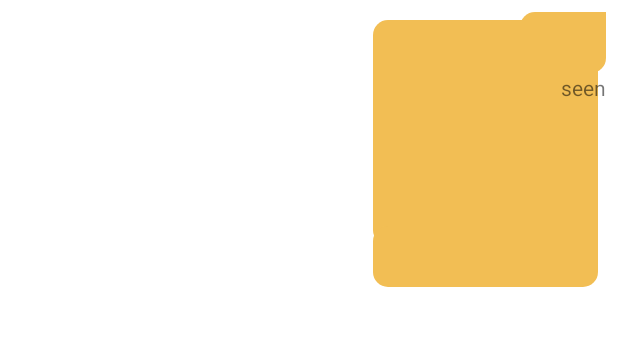
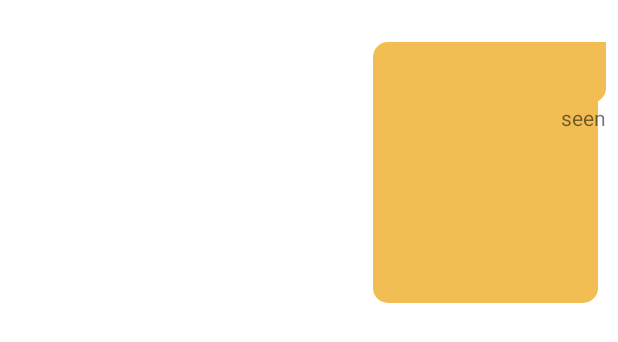
Before and after one commit to soniabullah1/COMS3009A-Agile-Sprinters, an Android app: the layout chat_item_right.xml on its own in the app's theme, with its tools: preview values and no code run, on a phone screen of 412 x 824 dp. Shown: the top 342 px of the screen. Run offline under Robolectric (Android 15) with nearby library versions, the phone set to English and light mode, and no system bars.

```diff
--- a/app/src/main/res/layout/chat_item_right.xml
+++ b/app/src/main/res/layout/chat_item_right.xml
@@ -3,12 +3,6 @@
     xmlns:android="http://schemas.android.com/apk/res/android"
     android:layout_width="match_parent"
     android:padding="8dp"
-    android:layout_height="wrap_content">
-
-    <RelativeLayout
-        android:layout_width="300dp"
-        android:layout_alignParentEnd="true"
-        android:layout_alignParentRight="true"
     android:layout_height="wrap_content">
 
         <de.hdodenhof.circleimageview.CircleImageView
@@ -19,19 +13,20 @@
 
     <TextView
         android:id="@+id/time_tv"
-            android:layout_width="wrap_content"
+        android:layout_width="148dp"
         android:layout_height="wrap_content"
-            android:layout_centerVertical="true"
-            android:layout_marginRight="10dp"
-            android:layout_toLeftOf="@id/show_message"
+        android:layout_marginStart="240dp"
+        android:layout_marginLeft="240dp"
         android:text=""
         android:textColor="@android:color/darker_gray"
+        android:gravity="right"
         android:textSize="12sp" />
 
     <TextView
             android:layout_width="wrap_content"
             android:layout_height="wrap_content"
             android:textSize="18sp"
+            android:layout_marginTop="20dp"
             android:layout_alignParentEnd="true"
             android:layout_alignParentRight="true"
             android:id="@+id/show_message"
@@ -39,17 +34,22 @@
             android:textColor="@color/black"
             android:background="@drawable/background_right"
             android:padding="8dp"/>
+
+
     <ImageView
         android:id="@+id/message_image_view"
         android:layout_width="150dp"
-            android:layout_height="150dp"
+        android:layout_height="151dp"
         android:layout_alignParentEnd="true"
-            android:layout_margin="5dp"
-            android:scaleType="centerCrop"
         android:layout_alignParentRight="true"
+        android:layout_marginLeft="248dp"
+        android:layout_marginTop="20dp"
+        android:layout_marginEnd="5dp"
+        android:layout_marginRight="5dp"
+        android:layout_toRightOf="@id/profile_image"
         android:background="@drawable/background_right"
         android:padding="8dp"
-            />
+        android:scaleType="centerCrop" />
 
     <TextView
             android:id="@+id/caption"
@@ -77,7 +77,5 @@
             android:layout_alignParentRight="true"
             android:layout_alignParentEnd="true"/>
 
-    </RelativeLayout>
-
 
 </RelativeLayout>
```
Also changed, not shown: app/src/main/res/layout/chat_item_left.xml (+7 -13 lines). Lines whose indentation alone changed are shown as unchanged.
